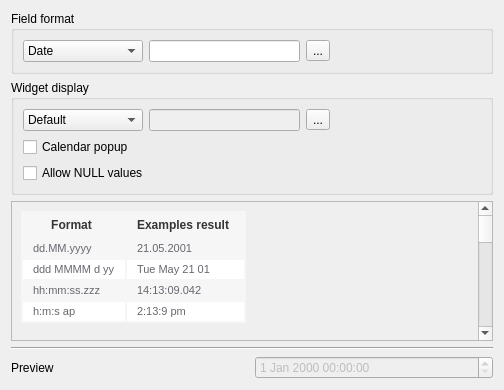
This is src/ui/editorwidgets/qgsdatetimeeditconfig.ui in qgis/QGIS as Qt 5 draws it before an edit. The edited form follows.
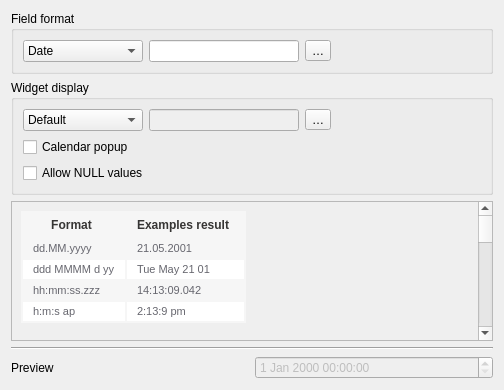
This is the edited form. Icons and pictures are not drawn.

```diff
--- a/src/ui/editorwidgets/qgsdatetimeeditconfig.ui
+++ b/src/ui/editorwidgets/qgsdatetimeeditconfig.ui
@@ -125,7 +125,7 @@
       <item row="0" column="2">
        <widget class="QToolButton" name="mFieldHelpToolButton">
         <property name="text">
-         <string>...</string>
+         <string>…</string>
         </property>
         <property name="icon">
          <iconset resource="../../../images/images.qrc">
@@ -194,7 +194,7 @@
       <item row="0" column="2">
        <widget class="QToolButton" name="mDisplayHelpToolButton">
         <property name="text">
-         <string>...</string>
+         <string>…</string>
         </property>
         <property name="icon">
          <iconset resource="../../../images/images.qrc">
```
